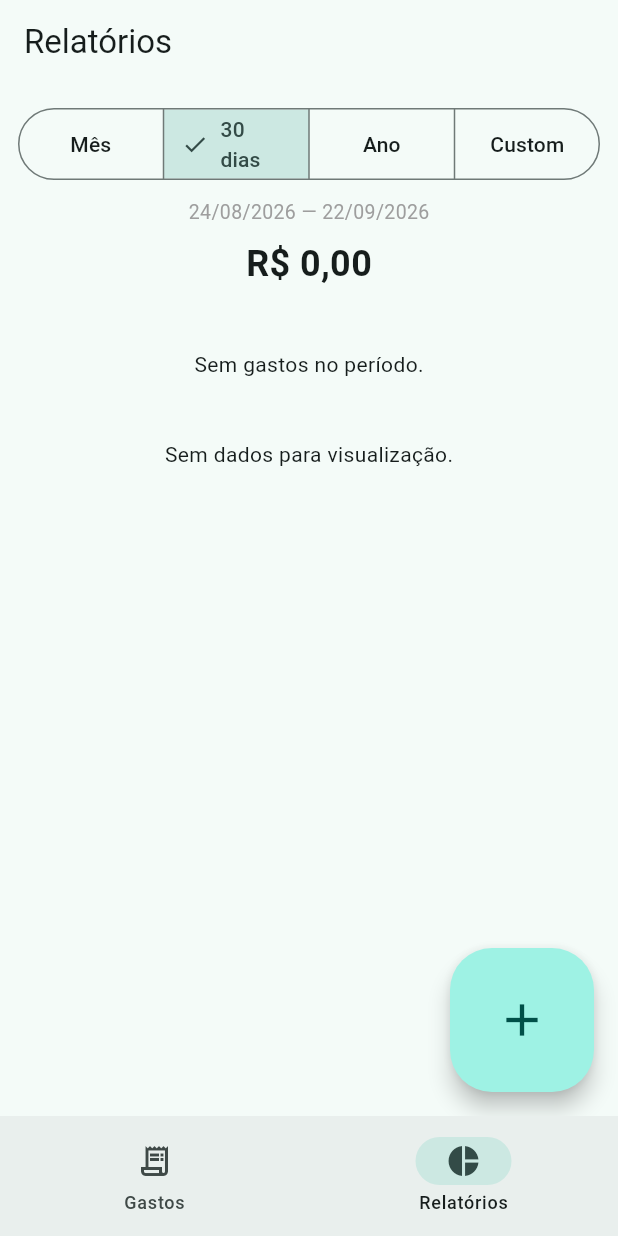
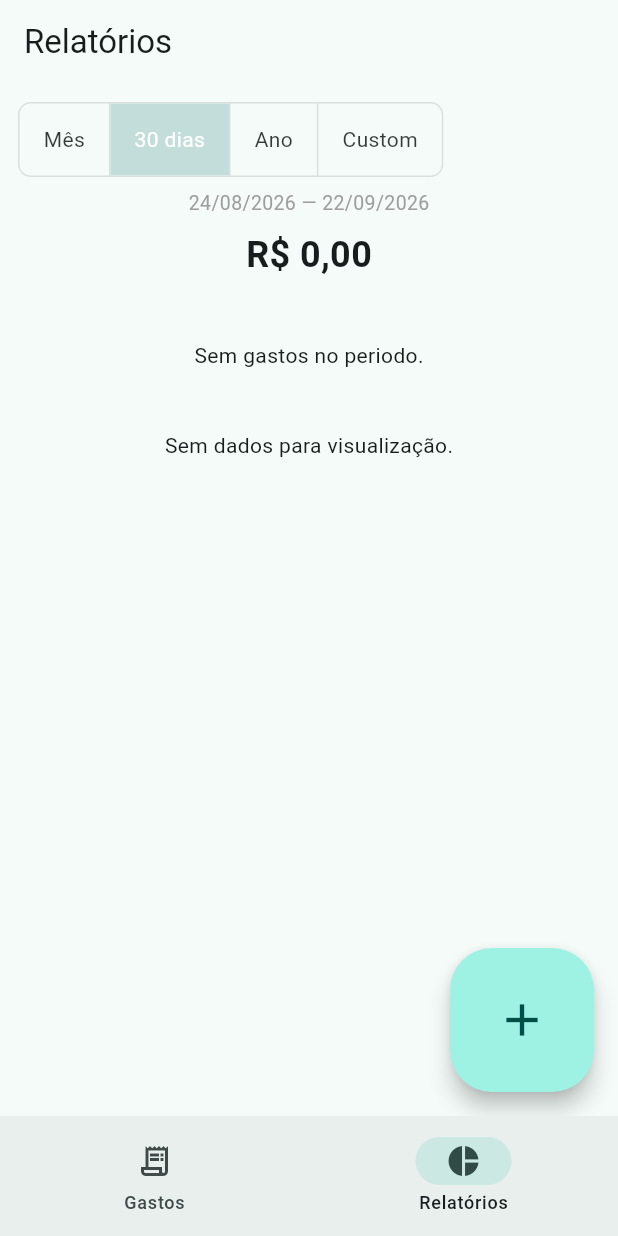
Before and after one commit to thiagonebuloni/mango-app, a Flutter app: the screen it shows after launch, item 2 of the bottom bar chosen, after a tap on "30 dias", on a phone screen of 412 x 824 dp. Run offline on Flutter 3.47's test engine with Material 3 defaults, Android fonts, the phone set to English and light mode, and no system bars; our stand-ins replace fl_chart, flutter_riverpod, image_picker, sqflite; accounts and stored records are empty.

Commit message:
feat: swipe entre Gastos/Relatorios, periodo custom no relatorio e docs do release
- main.dart: IndexedStack -> PageView, permitindo deslizar entre as abas

- HomeScreen/ReportsScreen: FAB invalida expensesProvider ao voltar do lancamento

- relatorios: periodo (Mes/30 dias/Ano/Custom) com ToggleButtons e intervalo custom guardado em start/end sem hora

- README: troubleshooting do R8/ML Kit no APK de release, validacao do APK e doc do parser (a vista -> Dinheiro / data do gasto)

- android/app/proguard-rules.pro: keep rules dos registradores do ML Kit (corrige OCR nulo no release)

```diff
--- a/lib/main.dart
+++ b/lib/main.dart
@@ -48,18 +48,46 @@ class RootNav extends StatefulWidget {
 }
 
 class _RootNavState extends State<RootNav> {
+  final _pageController = PageController();
   int _index = 0;
+
+  void _onPageChanged(int index) {
+    if (index != _index) {
+      setState(() => _index = index);
+    }
+  }
+
+  void _onDestinationSelected(int index) {
+    if (index != _index) {
+      _pageController.animateToPage(
+        index,
+        duration: const Duration(milliseconds: 250),
+        curve: Curves.easeInOut,
+      );
+    }
+  }
+
+  @override
+  void dispose() {
+    _pageController.dispose();
+    super.dispose();
+  }
 
   @override
   Widget build(BuildContext context) {
     return Scaffold(
-      body: IndexedStack(
-        index: _index,
-        children: const [HomeScreen(), ReportsScreen()],
+      body: PageView(
+        controller: _pageController,
+        physics: const BouncingScrollPhysics(),
+        onPageChanged: _onPageChanged,
+        children: const [
+          HomeScreen(),
+          ReportsScreen(),
+        ],
       ),
       bottomNavigationBar: NavigationBar(
         selectedIndex: _index,
-        onDestinationSelected: (i) => setState(() => _index = i),
+        onDestinationSelected: _onDestinationSelected,
         destinations: const [
           NavigationDestination(
             icon: Icon(Icons.receipt_long_outlined),
--- a/lib/screens/home_screen.dart
+++ b/lib/screens/home_screen.dart
@@ -14,7 +14,10 @@ class HomeScreen extends ConsumerWidget {
 
     return Scaffold(
       appBar: AppBar(title: const Text('Meus gastos')),
-      floatingActionButton: const NewExpenseMenu(heroTag: 'fab'),
+      floatingActionButton: NewExpenseMenu(
+        heroTag: 'fab',
+        onAdded: () => ref.invalidate(expensesProvider),
+      ),
       body: expensesAsync.when(
         loading: () => const Center(child: CircularProgressIndicator()),
         error: (e, _) => Center(child: Text('Erro ao carregar: $e')),
--- a/lib/screens/reports_screen.dart
+++ b/lib/screens/reports_screen.dart
@@ -8,7 +8,7 @@ import '../models/models.dart';
 import '../state/providers.dart';
 import '../widgets/common.dart';
 
-/// Relatório por período, categoria e forma de pagamento.
+/// Relatorio por periodo, categoria e forma de pagamento.
 class ReportsScreen extends ConsumerStatefulWidget {
   const ReportsScreen({super.key});
 
@@ -20,37 +20,47 @@ enum _Period { mes, ultimos30, ano, custom }
 
 class _ReportsScreenState extends ConsumerState<ReportsScreen> {
   _Period _period = _Period.mes;
-  DateTimeRange? _custom;
+  // Armazena o dia inicial e final do periodo custom (sem hora)
+  DateTime? _customStart;
+  DateTime? _customEnd;
 
-  DateTimeRange get range {
+  PeriodRange get periodRange {
     final now = DateTime.now();
     switch (_period) {
       case _Period.mes:
         final m0 = DateTime(now.year, now.month);
-        return DateTimeRange(start: m0, end: now);
+        return PeriodRange(start: m0, end: now);
       case _Period.ultimos30:
         final start = Periods.startOfDay(now).subtract(const Duration(days: 29));
-        return DateTimeRange(start: start, end: now);
+        return PeriodRange(start: start, end: now);
       case _Period.ano:
         final y0 = DateTime(now.year);
-        return DateTimeRange(start: y0, end: now);
+        return PeriodRange(start: y0, end: now);
       case _Period.custom:
-        return _custom ?? DateTimeRange(start: Periods.startOfMonth(now), end: now);
+        return PeriodRange(
+          start: _customStart ?? DateTime(now.year, now.month),
+          end: _customEnd ?? now,
+        );
     }
   }
 
   Future<void> _pickCustom() async {
     final now = DateTime.now();
+    final pr = periodRange;
     final picked = await showDateRangePicker(
       context: context,
       firstDate: DateTime(2020),
       lastDate: now,
-      initialDateRange: range,
+      initialDateRange: DateTimeRange(
+        start: pr.start,
+        end: pr.end,
+      ),
     );
     if (picked == null || !mounted) return;
     setState(() {
       _period = _Period.custom;
-      _custom = picked;
+      _customStart = picked.start;
+      _customEnd = picked.end;
     });
   }
 
@@ -62,12 +72,15 @@ class _ReportsScreenState extends ConsumerState<ReportsScreen> {
 
     return Scaffold(
       appBar: AppBar(title: const Text('Relatórios')),
-      floatingActionButton: NewExpenseMenu(heroTag: 'fab_reports', onAdded: _invalidate),
+      floatingActionButton: NewExpenseMenu(
+        heroTag: 'fab_reports',
+        onAdded: () => ref.invalidate(expensesProvider),
+      ),
       body: expensesAsync.when(
         loading: () => const Center(child: CircularProgressIndicator()),
         error: (e, _) => Center(child: Text('Erro ao carregar dados: $e')),
         data: (expenses) {
-          final pr = periodRange(DateTime.now(), _period.index, _custom);
+          final pr = periodRange;
           final inPeriod = expenses.where((e) => pr.contains(e.dataHora)).toList();
           final byCategory = sumByCategory(inPeriod);
           final byPayment = sumByPayment(inPeriod);
@@ -79,21 +92,27 @@ class _ReportsScreenState extends ConsumerState<ReportsScreen> {
             child: ListView(
               padding: const EdgeInsets.all(12),
               children: [
-                SegmentedButton<_Period>(
-                  segments: const [
-                    ButtonSegment(value: _Period.mes, label: Text('Mês')),
-                    ButtonSegment(value: _Period.ultimos30, label: Text('30 dias')),
-                    ButtonSegment(value: _Period.ano, label: Text('Ano')),
-                    ButtonSegment(value: _Period.custom, label: Text('Custom')),
-                  ],
-                  selected: {_period},
-                  onSelectionChanged: (s) {
-                    if (s.first == _Period.custom) {
+                ToggleButtons(
+                  isSelected: [_period == _Period.mes, _period == _Period.ultimos30, _period == _Period.ano, _period == _Period.custom],
+                  onPressed: (i) {
+                    if (i == 3) {
+                      // Custom: sempre abre o date picker, mesmo se já estiver selecionado
                       _pickCustom();
                     } else {
-                      setState(() => _period = s.first);
+                      setState(() => _period = [_Period.mes, _Period.ultimos30, _Period.ano, _Period.custom][i]);
                     }
                   },
+                  borderRadius: const BorderRadius.all(Radius.circular(8)),
+                  selectedColor: Colors.white,
+                  fillColor: Theme.of(context).colorScheme.primary.withValues(alpha: 0.2),
+                  splashColor: Theme.of(context).colorScheme.primary.withValues(alpha: 0.4),
+                  hoverColor: Theme.of(context).colorScheme.primary.withValues(alpha: 0.15),
+                  children: const [
+                    Padding(padding: EdgeInsets.symmetric(horizontal: 16), child: Text('Mês')),
+                    Padding(padding: EdgeInsets.symmetric(horizontal: 16), child: Text('30 dias')),
+                    Padding(padding: EdgeInsets.symmetric(horizontal: 16), child: Text('Ano')),
+                    Padding(padding: EdgeInsets.symmetric(horizontal: 16), child: Text('Custom')),
+                  ],
                 ),
                 const SizedBox(height: 8),
                 Center(
@@ -113,7 +132,7 @@ class _ReportsScreenState extends ConsumerState<ReportsScreen> {
                 if (byDay.isEmpty)
                   const Padding(
                     padding: EdgeInsets.symmetric(vertical: 24),
-                    child: Center(child: Text('Sem gastos no período.')),
+                    child: Center(child: Text('Sem gastos no periodo.')),
                   )
                 else
                   _DaySummaryCard(dayMap: byDay),
@@ -121,9 +140,11 @@ class _ReportsScreenState extends ConsumerState<ReportsScreen> {
                 if (byCategory.isEmpty && byPayment.isEmpty)
                   const Center(child: Text('Sem dados para visualização.'))
                 else ...[
-                  if (byCategory.isNotEmpty) _CategoryCard(data: byCategory),
+                  if (byCategory.isNotEmpty)
+                    _CategoryCard(data: byCategory),
                   const SizedBox(height: 16),
-                  if (byPayment.isNotEmpty) _PaymentCard(data: byPayment),
+                  if (byPayment.isNotEmpty)
+                    _PaymentCard(data: byPayment),
                 ],
               ],
             ),
```
Also changed, not shown: 2 other files.
